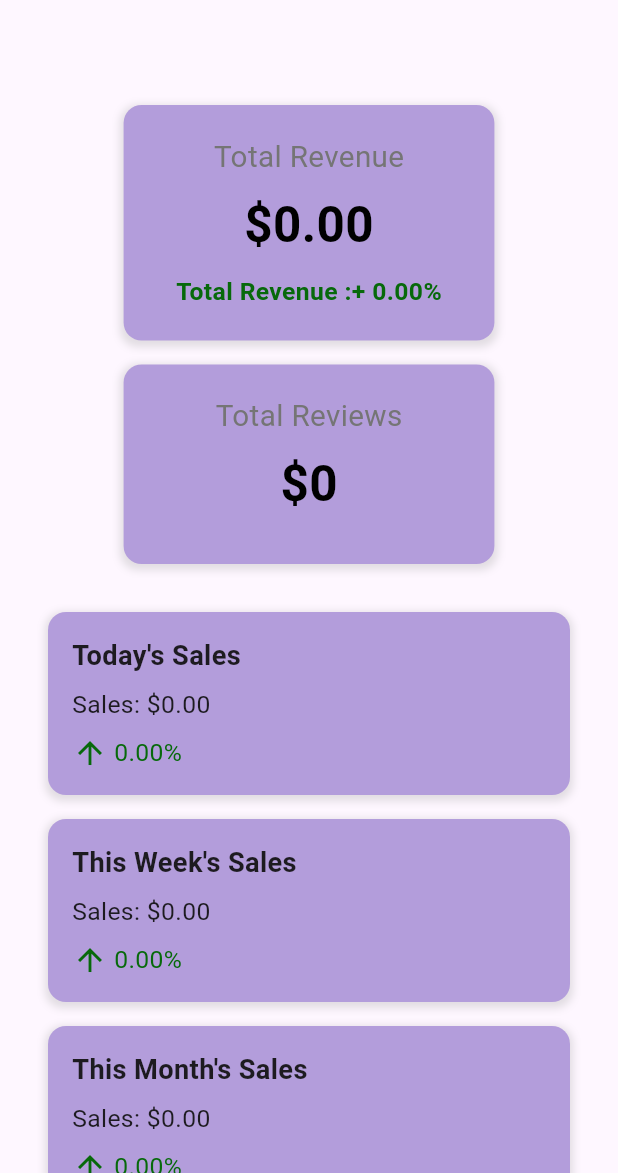
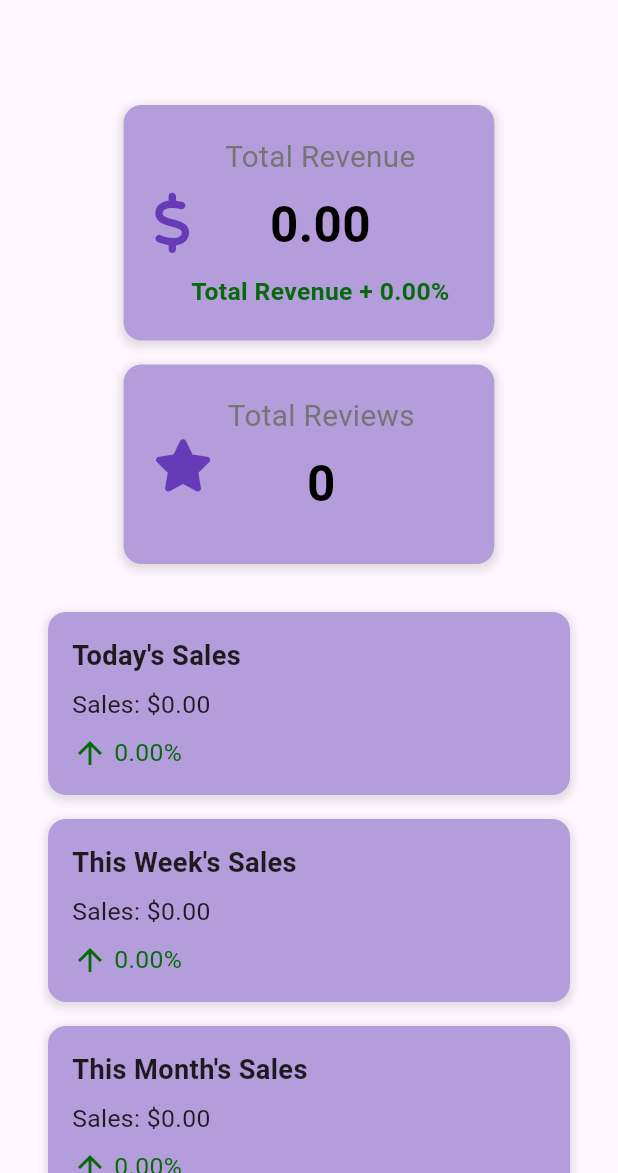
Before and after one commit to AsherAyub80/admin_for_ecommerceapp, a Flutter app: the screen it shows once a user with an empty profile is signed in, on a phone screen of 412 x 824 dp, the part 63-1236 px from its top. Run offline on Flutter 3.47's test engine with Material 3 defaults, Android fonts, the phone set to English and light mode, and no system bars; our stand-ins replace cloud_firestore, firebase_auth, firebase_core, firebase_storage, fl_chart, flutter_colorpicker and 3 more; accounts and stored records are empty.

Commit message:
theme changes

```diff
--- a/lib/main.dart
+++ b/lib/main.dart
@@ -2,17 +2,31 @@ import 'package:ecommerceadmin/auth/auth_gate.dart';
 import 'package:ecommerceadmin/auth/auth_provider.dart';
 import 'package:ecommerceadmin/firebase_options.dart';
 import 'package:ecommerceadmin/provider/store_statics_provider.dart';
+import 'package:ecommerceadmin/screens/settings/settingServices/profile_provider.dart';
+import 'package:ecommerceadmin/screens/settings/settingServices/theme_provider.dart';
 import 'package:firebase_core/firebase_core.dart';
 import 'package:flutter/material.dart';
+import 'package:get_storage/get_storage.dart';
 import 'package:provider/provider.dart';
 
 void main() async {
   WidgetsFlutterBinding.ensureInitialized();
+  await GetStorage.init();
   await Firebase.initializeApp(
     options: DefaultFirebaseOptions.currentPlatform,
   );
 
-  runApp(const MyApp());
+  runApp(
+    MultiProvider(
+      providers: [
+        ChangeNotifierProvider(create: (_) => AuthProviders()),
+        ChangeNotifierProvider(create: (_) => StoreStaticsProvider()),
+        ChangeNotifierProvider(create: (_) => ThemeProvider()),
+        ChangeNotifierProvider(create: (_) => ProfileProvider()),
+      ],
+      child: const MyApp(),
+    ),
+  );
 }
 
 class MyApp extends StatelessWidget {
@@ -20,15 +34,19 @@ class MyApp extends StatelessWidget {
 
   @override
   Widget build(BuildContext context) {
-    return MultiProvider(
-      providers: [
-        ChangeNotifierProvider(create: (_) => AuthProviders()),
-        ChangeNotifierProvider(create: (_) => StoreStaticsProvider())
-      ],
-      child: const MaterialApp(
-        debugShowCheckedModeBanner: false,
-        home: AuthGate(),
-      ),
+    return Consumer<ThemeProvider>(
+      builder: (context, themeProvider, child) {
+        return MaterialApp(
+          debugShowCheckedModeBanner: false,
+
+          theme: ThemeData(
+            brightness:
+                themeProvider.isDarkMode ? Brightness.dark : Brightness.light,
+          ),
+
+          home: AuthGate(), // Replace with your actual home screen
+        );
+      },
     );
   }
 }
--- a/lib/screens/dashboard_screen.dart
+++ b/lib/screens/dashboard_screen.dart
@@ -112,15 +112,13 @@ class _DashboardScreenState extends State<DashboardScreen> {
 
                       SizedBox(height: 32),
                       LayoutBuilder(builder: (context, constraints) {
-                        final itemWidth = isWideScreen
-                            ? (constraints.maxWidth - 40) / 3
-                            : constraints.maxWidth - 32;
                         return isWideScreen
                             ? Row(
+                                mainAxisAlignment:
+                                    MainAxisAlignment.spaceEvenly,
                                 children: [
                                   buildRevenueContainer(
                                       provider, height, width, isWideScreen),
-                                  SizedBox(width: 16),
                                   buildTotalReview(
                                       provider, height, width, isWideScreen)
                                 ],
@@ -302,7 +300,12 @@ Widget buildTotalReview(StoreStaticsProvider provider, double height,
         ],
       ),
       width: isWideScreen ? width * 0.4 : width * 0.6,
-      child: Column(
+      child: Row(
+        children: [
+          FaIcon(FontAwesomeIcons.solidStar,
+              size: 35, color: Colors.deepPurple),
+          SizedBox(width: isWideScreen ? 15 : 10),
+          Column(
             mainAxisAlignment: MainAxisAlignment.center,
             children: [
               Text(
@@ -314,7 +317,7 @@ Widget buildTotalReview(StoreStaticsProvider provider, double height,
               ),
               SizedBox(height: 8),
               Text(
-            "\$${provider.totalReviews}",
+                "${provider.totalReviews}",
                 style: TextStyle(
                   color: Colors.black,
                   fontSize: height * 0.04,
@@ -322,6 +325,8 @@ Widget buildTotalReview(StoreStaticsProvider provider, double height,
                 ),
               ),
               SizedBox(height: 10),
+            ],
+          ),
         ],
       ),
     ),
@@ -346,7 +351,14 @@ Widget buildRevenueContainer(StoreStaticsProvider provider, double height,
         ],
       ),
       width: isWideScreen ? width * 0.4 : width * 0.6,
-      child: Column(
+      child: Row(
+        children: [
+          FaIcon(
+            FontAwesomeIcons.dollarSign,
+            size: 40,
+            color: Colors.deepPurple,
+          ),
+          Column(
             mainAxisAlignment: MainAxisAlignment.center,
             children: [
               Text(
@@ -358,7 +370,7 @@ Widget buildRevenueContainer(StoreStaticsProvider provider, double height,
               ),
               SizedBox(height: 8),
               Text(
-            "\$${provider.totalSales.toStringAsFixed(2)}",
+                "${provider.totalSales.toStringAsFixed(2)}",
                 style: TextStyle(
                   color: Colors.black,
                   fontSize: height * 0.04,
@@ -367,7 +379,7 @@ Widget buildRevenueContainer(StoreStaticsProvider provider, double height,
               ),
               SizedBox(height: 10),
               Text(
-            'Total Revenue :${provider.getTotalRevenuePercentageChange() >= 0 ? '+' : "-"} ${provider.getTotalRevenuePercentageChange().toStringAsFixed(2)}%',
+                'Total Revenue ${provider.getTotalRevenuePercentageChange() >= 0 ? '+' : "-"} ${provider.getTotalRevenuePercentageChange().toStringAsFixed(2)}%',
                 style: TextStyle(
                   color: provider.getTotalRevenuePercentageChange() >= 0
                       ? Color.fromARGB(255, 7, 105, 11)
@@ -375,6 +387,8 @@ Widget buildRevenueContainer(StoreStaticsProvider provider, double height,
                   fontSize: height * 0.02,
                   fontWeight: FontWeight.bold,
                 ),
+              ),
+            ],
           ),
         ],
       ),
--- /dev/null
+++ b/lib/screens/settings/settingServices/theme_provider.dart
@@ -0,0 +1,25 @@
+import 'package:flutter/material.dart';
+import 'package:get_storage/get_storage.dart';
+
+class ThemeProvider with ChangeNotifier {
+  static const _key = 'isDarkMode';
+  final GetStorage _storage = GetStorage();
+  bool _isDarkMode = false;
+
+  bool get isDarkMode => _isDarkMode;
+
+  ThemeProvider() {
+    _loadTheme();
+  }
+
+  void _loadTheme() {
+    _isDarkMode = _storage.read(_key) ?? false;
+    notifyListeners();
+  }
+
+  Future<void> toggleTheme() async {
+    _isDarkMode = !_isDarkMode;
+    await _storage.write(_key, _isDarkMode);
+    notifyListeners();
+  }
+}
--- a/pubspec.yaml
+++ b/pubspec.yaml
@@ -45,6 +45,7 @@ dependencies:
   flutter_chart: ^0.1.6
   fl_chart: ^0.69.0
   font_awesome_flutter: ^10.7.0
+  get_storage: ^2.1.1
 
 dev_dependencies:
   flutter_test:
```
Also changed, not shown: lib/Widget/custom_drawer.dart (+38 -42 lines), lib/screens/settings/settingServices/profile_provider.dart (added, +35 -0 lines), lib/screens/settings/setting_screen.dart (added, +163 -0 lines), 1 other file. Lines whose indentation alone changed are shown as unchanged.
